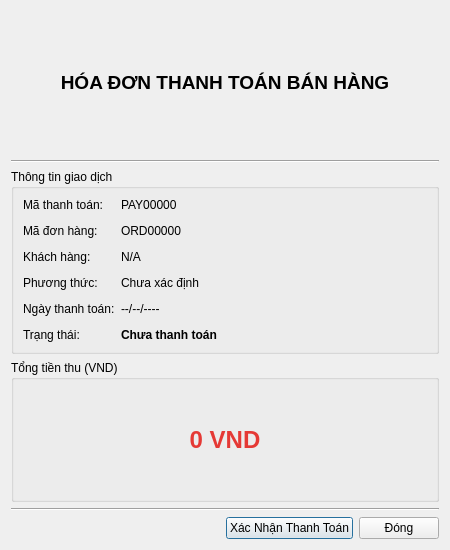
The window that ui/payment_detail.ui (thinh-doan/sales-and-warehouse-management-system) describes before a commit, drawn with Qt 5.
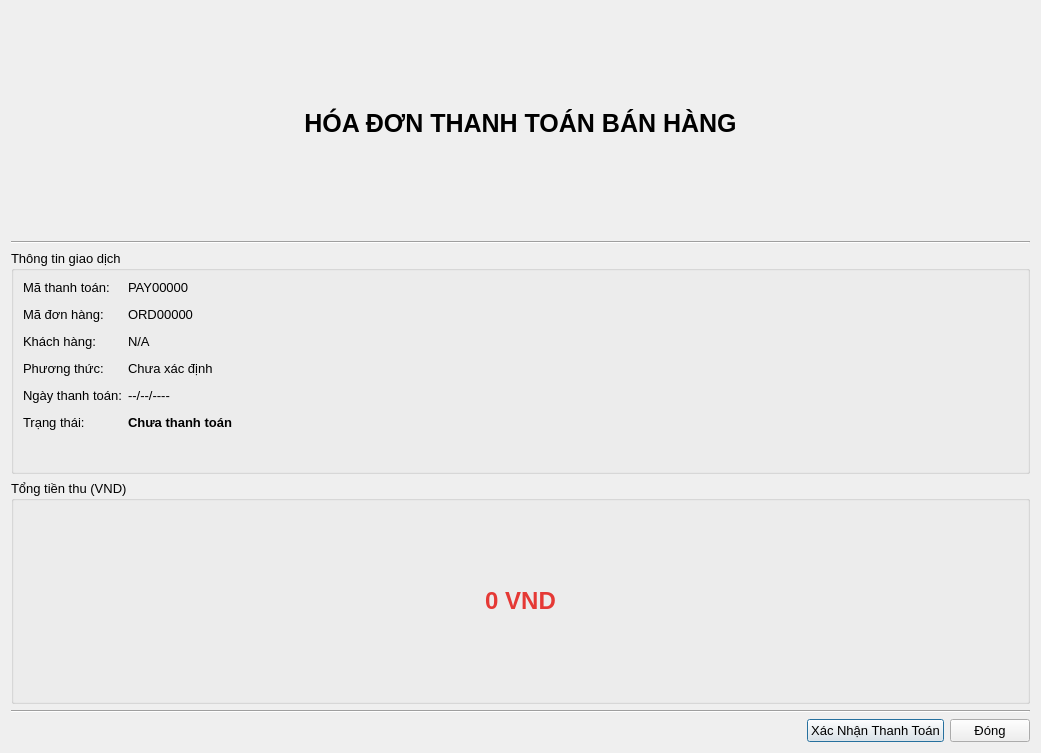
The same window after the commit. Icons and pictures are not drawn.

```diff
--- a/ui/payment_detail.ui
+++ b/ui/payment_detail.ui
@@ -6,10 +6,15 @@
    <rect>
     <x>0</x>
     <y>0</y>
-    <width>450</width>
-    <height>550</height>
+    <width>1041</width>
+    <height>753</height>
    </rect>
   </property>
+  <property name="font">
+   <font>
+    <pointsize>10</pointsize>
+   </font>
+  </property>
   <property name="windowTitle">
    <string>Thông tin chi tiết thanh toán</string>
   </property>
@@ -18,7 +23,7 @@
     <widget class="QLabel" name="lblHeader">
      <property name="font">
       <font>
-       <pointsize>14</pointsize>
+       <pointsize>19</pointsize>
        <weight>75</weight>
        <bold>true</bold>
       </font>
```
Left out of the diff: 6 changed lines with no effect on the pictures.
